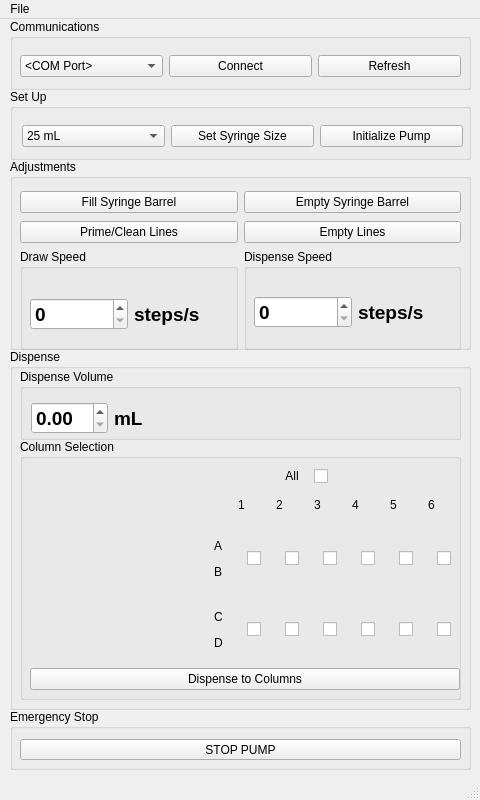
First picture: the form in Wash_GUI/mainwindow.ui, repository Wyss/automated-chromatography, before the edit.
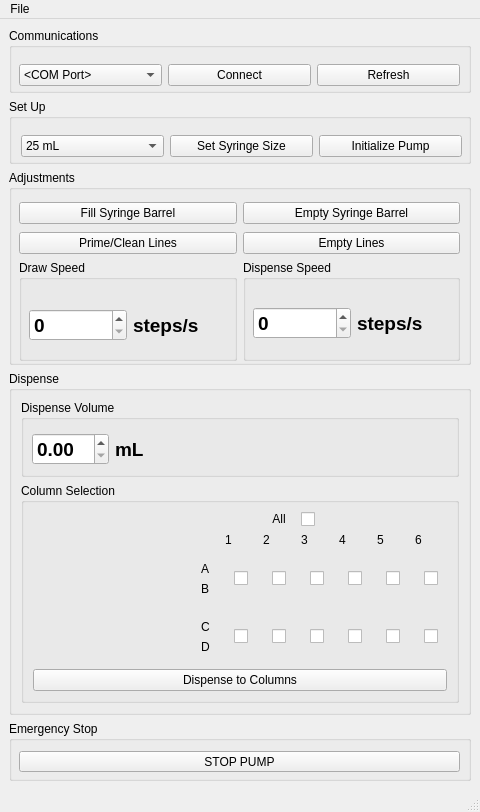
Second picture: the form after the edit. Icons and pictures are not drawn.

Commit message: wash_GUI: resize GUI with window resize

Diff of the .ui file:
```diff
--- a/Wash_GUI/mainwindow.ui
+++ b/Wash_GUI/mainwindow.ui
@@ -24,14 +24,26 @@
     <normaloff>../../../Desktop/unnamed.jpg</normaloff>../../../Desktop/unnamed.jpg</iconset>
   </property>
   <widget class="QWidget" name="centralwidget">
+   <layout class="QGridLayout" name="gridLayout_2">
+    <item row="0" column="0">
    <widget class="QGroupBox" name="commsBox">
-    <property name="geometry">
-     <rect>
-      <x>10</x>
-      <y>0</y>
-      <width>461</width>
-      <height>71</height>
-     </rect>
+      <property name="sizePolicy">
+       <sizepolicy hsizetype="Preferred" vsizetype="Fixed">
+        <horstretch>0</horstretch>
+        <verstretch>0</verstretch>
+       </sizepolicy>
+      </property>
+      <property name="minimumSize">
+       <size>
+        <width>0</width>
+        <height>65</height>
+       </size>
+      </property>
+      <property name="maximumSize">
+       <size>
+        <width>16777215</width>
+        <height>65</height>
+       </size>
     </property>
     <property name="title">
      <string>Communications</string>
@@ -75,14 +87,26 @@
      </layout>
     </widget>
    </widget>
+    </item>
+    <item row="1" column="0">
    <widget class="QGroupBox" name="setUpBox">
-    <property name="geometry">
-     <rect>
-      <x>10</x>
-      <y>70</y>
-      <width>461</width>
-      <height>71</height>
-     </rect>
+      <property name="sizePolicy">
+       <sizepolicy hsizetype="Preferred" vsizetype="Fixed">
+        <horstretch>0</horstretch>
+        <verstretch>0</verstretch>
+       </sizepolicy>
+      </property>
+      <property name="minimumSize">
+       <size>
+        <width>0</width>
+        <height>65</height>
+       </size>
+      </property>
+      <property name="maximumSize">
+       <size>
+        <width>16777215</width>
+        <height>65</height>
+       </size>
     </property>
     <property name="title">
      <string>Set Up</string>
@@ -164,56 +188,289 @@
      </layout>
     </widget>
    </widget>
-   <widget class="QGroupBox" name="emergencyStopBox">
+    </item>
+    <item row="2" column="0">
+     <widget class="QGroupBox" name="adjustmentBox">
+      <property name="sizePolicy">
+       <sizepolicy hsizetype="Preferred" vsizetype="Fixed">
+        <horstretch>0</horstretch>
+        <verstretch>0</verstretch>
+       </sizepolicy>
+      </property>
+      <property name="minimumSize">
+       <size>
+        <width>0</width>
+        <height>195</height>
+       </size>
+      </property>
+      <property name="maximumSize">
+       <size>
+        <width>16777215</width>
+        <height>195</height>
+       </size>
+      </property>
+      <property name="title">
+       <string>Adjustments</string>
+      </property>
+      <widget class="QWidget" name="layoutWidget">
     <property name="geometry">
      <rect>
       <x>10</x>
-      <y>690</y>
-      <width>461</width>
+         <y>90</y>
+         <width>441</width>
+         <height>101</height>
+        </rect>
+       </property>
+       <layout class="QHBoxLayout" name="horizontalLayout_5">
+        <item>
+         <widget class="QGroupBox" name="speedGroupBox">
+          <property name="title">
+           <string>Draw Speed</string>
+          </property>
+          <widget class="QWidget" name="layoutWidget">
+           <property name="geometry">
+            <rect>
+             <x>10</x>
+             <y>35</y>
+             <width>201</width>
       <height>61</height>
      </rect>
     </property>
+           <layout class="QVBoxLayout" name="verticalLayout_5">
+            <item>
+             <layout class="QHBoxLayout" name="horizontalLayout_6">
+              <item>
+               <widget class="QDoubleSpinBox" name="drawSpeedSpinBox">
+                <property name="font">
+                 <font>
+                  <pointsize>14</pointsize>
+                  <bold>true</bold>
+                 </font>
+                </property>
+                <property name="decimals">
+                 <number>0</number>
+                </property>
+                <property name="singleStep">
+                 <double>100.000000000000000</double>
+                </property>
+               </widget>
+              </item>
+              <item>
+               <widget class="QLabel" name="drawSpeedUnits">
+                <property name="font">
+                 <font>
+                  <pointsize>14</pointsize>
+                  <bold>true</bold>
+                 </font>
+                </property>
+                <property name="text">
+                 <string>steps/s</string>
+                </property>
+               </widget>
+              </item>
+             </layout>
+            </item>
+           </layout>
+          </widget>
+         </widget>
+        </item>
+        <item>
+         <widget class="QGroupBox" name="groupBox">
     <property name="title">
-     <string>Emergency Stop</string>
-    </property>
-    <widget class="QPushButton" name="stopButton">
+           <string>Dispense Speed</string>
+          </property>
+          <widget class="QWidget" name="layoutWidget">
+           <property name="geometry">
+            <rect>
+             <x>10</x>
+             <y>33</y>
+             <width>201</width>
+             <height>61</height>
+            </rect>
+           </property>
+           <layout class="QVBoxLayout" name="verticalLayout_6">
+            <item>
+             <layout class="QHBoxLayout" name="horizontalLayout_7">
+              <item>
+               <widget class="QDoubleSpinBox" name="dispenseSpeedSpinBox">
+                <property name="font">
+                 <font>
+                  <pointsize>14</pointsize>
+                  <bold>true</bold>
+                 </font>
+                </property>
+                <property name="decimals">
+                 <number>0</number>
+                </property>
+                <property name="singleStep">
+                 <double>100.000000000000000</double>
+                </property>
+               </widget>
+              </item>
+              <item>
+               <widget class="QLabel" name="dispenseSpeedUnits">
+                <property name="font">
+                 <font>
+                  <pointsize>14</pointsize>
+                  <bold>true</bold>
+                 </font>
+                </property>
+                <property name="text">
+                 <string>steps/s</string>
+                </property>
+               </widget>
+              </item>
+             </layout>
+            </item>
+           </layout>
+          </widget>
+         </widget>
+        </item>
+       </layout>
+      </widget>
+      <widget class="QWidget" name="layoutWidget">
      <property name="geometry">
       <rect>
        <x>10</x>
        <y>30</y>
        <width>441</width>
-       <height>21</height>
-      </rect>
-     </property>
+         <height>58</height>
+        </rect>
+       </property>
+       <layout class="QHBoxLayout" name="horizontalLayout_8">
+        <item>
+         <layout class="QVBoxLayout" name="verticalLayout_7">
+          <item>
+           <widget class="QPushButton" name="fillButton">
      <property name="toolTip">
       <string>Interrupt pump and stop all actions.</string>
      </property>
      <property name="text">
-      <string>STOP PUMP</string>
-     </property>
-    </widget>
-   </widget>
+             <string>Fill Syringe Barrel</string>
+            </property>
+           </widget>
+          </item>
+          <item>
+           <widget class="QPushButton" name="primeButton">
+            <property name="toolTip">
+             <string>1. Draw partly from reservoir.
+2. Dispense back to reservoir (remove any air).
+3. Draw fully from reservoir.
+4. Dispense to each column line equally.</string>
+            </property>
+            <property name="text">
+             <string>Prime/Clean Lines</string>
+            </property>
+           </widget>
+          </item>
+         </layout>
+        </item>
+        <item>
+         <layout class="QVBoxLayout" name="verticalLayout">
+          <item>
+           <widget class="QPushButton" name="emptyButton">
+            <property name="toolTip">
+             <string>Dispense syringe barrel to reservoir</string>
+            </property>
+            <property name="text">
+             <string>Empty Syringe Barrel</string>
+            </property>
+           </widget>
+          </item>
+          <item>
+           <widget class="QPushButton" name="emptyLinesButton">
+            <property name="toolTip">
+             <string>Draw from each column line, dispense to reservoir.</string>
+            </property>
+            <property name="text">
+             <string>Empty Lines</string>
+            </property>
+           </widget>
+          </item>
+         </layout>
+        </item>
+       </layout>
+      </widget>
+     </widget>
+    </item>
+    <item row="3" column="0">
    <widget class="QGroupBox" name="dispenseBox">
-    <property name="geometry">
-     <rect>
-      <x>10</x>
-      <y>330</y>
-      <width>461</width>
-      <height>361</height>
-     </rect>
-    </property>
     <property name="title">
      <string>Dispense</string>
     </property>
+      <layout class="QGridLayout" name="gridLayout_3">
+       <item row="0" column="0">
+        <widget class="QGroupBox" name="dispenseVolumeBox">
+         <property name="sizePolicy">
+          <sizepolicy hsizetype="Preferred" vsizetype="Fixed">
+           <horstretch>0</horstretch>
+           <verstretch>0</verstretch>
+          </sizepolicy>
+         </property>
+         <property name="minimumSize">
+          <size>
+           <width>0</width>
+           <height>77</height>
+          </size>
+         </property>
+         <property name="title">
+          <string>Dispense Volume</string>
+         </property>
+         <widget class="QWidget" name="layoutWidget">
+          <property name="geometry">
+           <rect>
+            <x>11</x>
+            <y>31</y>
+            <width>421</width>
+            <height>37</height>
+           </rect>
+          </property>
+          <layout class="QHBoxLayout" name="horizontalLayout_4">
+           <item>
+            <widget class="QDoubleSpinBox" name="dispenseSpinBox">
+             <property name="font">
+              <font>
+               <pointsize>14</pointsize>
+               <bold>true</bold>
+              </font>
+             </property>
+             <property name="decimals">
+              <number>2</number>
+             </property>
+             <property name="singleStep">
+              <double>0.100000000000000</double>
+             </property>
+            </widget>
+           </item>
+           <item>
+            <widget class="QLabel" name="dispenseUnits">
+             <property name="font">
+              <font>
+               <pointsize>14</pointsize>
+               <bold>true</bold>
+              </font>
+             </property>
+             <property name="text">
+              <string>mL</string>
+             </property>
+            </widget>
+           </item>
+           <item>
+            <widget class="QLabel" name="volRangeLabel">
+             <property name="sizePolicy">
+              <sizepolicy hsizetype="Expanding" vsizetype="Preferred">
+               <horstretch>0</horstretch>
+               <verstretch>0</verstretch>
+              </sizepolicy>
+             </property>
+            </widget>
+           </item>
+          </layout>
+         </widget>
+        </widget>
+       </item>
+       <item row="1" column="0">
     <widget class="QGroupBox" name="columnSelectBox">
-     <property name="geometry">
-      <rect>
-       <x>10</x>
-       <y>90</y>
-       <width>441</width>
-       <height>261</height>
-      </rect>
-     </property>
      <property name="font">
       <font>
        <bold>false</bold>
@@ -222,15 +479,8 @@
      <property name="title">
       <string>Column Selection</string>
      </property>
-     <widget class="QWidget" name="layoutWidget">
-      <property name="geometry">
-       <rect>
-        <x>10</x>
-        <y>30</y>
-        <width>430</width>
-        <height>221</height>
-       </rect>
-      </property>
+         <layout class="QGridLayout" name="gridLayout_4">
+          <item row="0" column="0">
       <layout class="QVBoxLayout" name="verticalLayout_4">
        <item>
         <layout class="QGridLayout" name="gridLayout">
@@ -777,265 +1027,55 @@
         </widget>
        </item>
       </layout>
-     </widget>
-    </widget>
-    <widget class="QGroupBox" name="dispenseVolumeBox">
-     <property name="geometry">
-      <rect>
-       <x>10</x>
-       <y>20</y>
-       <width>441</width>
-       <height>71</height>
-      </rect>
-     </property>
-     <property name="title">
-      <string>Dispense Volume</string>
-     </property>
-     <widget class="QWidget" name="layoutWidget">
-      <property name="geometry">
-       <rect>
-        <x>11</x>
-        <y>31</y>
-        <width>421</width>
-        <height>37</height>
-       </rect>
-      </property>
-      <layout class="QHBoxLayout" name="horizontalLayout_4">
-       <item>
-        <widget class="QDoubleSpinBox" name="dispenseSpinBox">
-         <property name="font">
-          <font>
-           <pointsize>14</pointsize>
-           <bold>true</bold>
-          </font>
-         </property>
-         <property name="decimals">
-          <number>2</number>
-         </property>
-         <property name="singleStep">
-          <double>0.100000000000000</double>
-         </property>
-        </widget>
+          </item>
+         </layout>
+        </widget>
        </item>
-       <item>
-        <widget class="QLabel" name="dispenseUnits">
-         <property name="font">
-          <font>
-           <pointsize>14</pointsize>
-           <bold>true</bold>
-          </font>
-         </property>
-         <property name="text">
-          <string>mL</string>
-         </property>
-        </widget>
-       </item>
-       <item>
-        <widget class="QLabel" name="volRangeLabel">
+      </layout>
+     </widget>
+    </item>
+    <item row="4" column="0">
+     <widget class="QGroupBox" name="emergencyStopBox">
          <property name="sizePolicy">
-          <sizepolicy hsizetype="Expanding" vsizetype="Preferred">
+       <sizepolicy hsizetype="Preferred" vsizetype="Fixed">
            <horstretch>0</horstretch>
            <verstretch>0</verstretch>
           </sizepolicy>
          </property>
-        </widget>
-       </item>
-      </layout>
-     </widget>
-    </widget>
-   </widget>
-   <widget class="QGroupBox" name="adjustmentBox">
-    <property name="geometry">
-     <rect>
-      <x>10</x>
-      <y>140</y>
-      <width>461</width>
-      <height>191</height>
-     </rect>
-    </property>
-    <property name="title">
-     <string>Adjustments</string>
-    </property>
-    <widget class="QWidget" name="layoutWidget">
-     <property name="geometry">
-      <rect>
-       <x>10</x>
-       <y>90</y>
-       <width>441</width>
-       <height>101</height>
-      </rect>
-     </property>
-     <layout class="QHBoxLayout" name="horizontalLayout_5">
-      <item>
-       <widget class="QGroupBox" name="speedGroupBox">
+      <property name="minimumSize">
+       <size>
+        <width>0</width>
+        <height>60</height>
+       </size>
+      </property>
+      <property name="maximumSize">
+       <size>
+        <width>16777215</width>
+        <height>60</height>
+       </size>
+      </property>
         <property name="title">
-         <string>Draw Speed</string>
-        </property>
-        <widget class="QWidget" name="layoutWidget">
-         <property name="geometry">
-          <rect>
-           <x>10</x>
-           <y>35</y>
-           <width>201</width>
-           <height>61</height>
-          </rect>
-         </property>
-         <layout class="QVBoxLayout" name="verticalLayout_5">
-          <item>
-           <layout class="QHBoxLayout" name="horizontalLayout_6">
-            <item>
-             <widget class="QDoubleSpinBox" name="drawSpeedSpinBox">
-              <property name="font">
-               <font>
-                <pointsize>14</pointsize>
-                <bold>true</bold>
-               </font>
-              </property>
-              <property name="decimals">
-               <number>0</number>
-              </property>
-              <property name="singleStep">
-               <double>100.000000000000000</double>
-              </property>
-             </widget>
-            </item>
-            <item>
-             <widget class="QLabel" name="drawSpeedUnits">
-              <property name="font">
-               <font>
-                <pointsize>14</pointsize>
-                <bold>true</bold>
-               </font>
-              </property>
-              <property name="text">
-               <string>steps/s</string>
-              </property>
-             </widget>
-            </item>
-           </layout>
-          </item>
-         </layout>
-        </widget>
-       </widget>
-      </item>
-      <item>
-       <widget class="QGroupBox" name="groupBox">
-        <property name="title">
-         <string>Dispense Speed</string>
-        </property>
-        <widget class="QWidget" name="layoutWidget">
-         <property name="geometry">
-          <rect>
-           <x>10</x>
-           <y>33</y>
-           <width>201</width>
-           <height>61</height>
-          </rect>
-         </property>
-         <layout class="QVBoxLayout" name="verticalLayout_6">
-          <item>
-           <layout class="QHBoxLayout" name="horizontalLayout_7">
-            <item>
-             <widget class="QDoubleSpinBox" name="dispenseSpeedSpinBox">
-              <property name="font">
-               <font>
-                <pointsize>14</pointsize>
-                <bold>true</bold>
-               </font>
-              </property>
-              <property name="decimals">
-               <number>0</number>
-              </property>
-              <property name="singleStep">
-               <double>100.000000000000000</double>
-              </property>
-             </widget>
-            </item>
-            <item>
-             <widget class="QLabel" name="dispenseSpeedUnits">
-              <property name="font">
-               <font>
-                <pointsize>14</pointsize>
-                <bold>true</bold>
-               </font>
-              </property>
-              <property name="text">
-               <string>steps/s</string>
-              </property>
-             </widget>
-            </item>
-           </layout>
-          </item>
-         </layout>
-        </widget>
-       </widget>
-      </item>
-     </layout>
-    </widget>
-    <widget class="QWidget" name="layoutWidget">
+       <string>Emergency Stop</string>
+      </property>
+      <widget class="QPushButton" name="stopButton">
      <property name="geometry">
       <rect>
        <x>10</x>
        <y>30</y>
        <width>441</width>
-       <height>58</height>
-      </rect>
-     </property>
-     <layout class="QHBoxLayout" name="horizontalLayout_8">
-      <item>
-       <layout class="QVBoxLayout" name="verticalLayout_7">
-        <item>
-         <widget class="QPushButton" name="fillButton">
+         <height>21</height>
+        </rect>
+       </property>
           <property name="toolTip">
            <string>Fully draw syringe, from reservoir</string>
           </property>
           <property name="text">
-           <string>Fill Syringe Barrel</string>
-          </property>
-         </widget>
-        </item>
-        <item>
-         <widget class="QPushButton" name="primeButton">
-          <property name="toolTip">
-           <string>1. Draw partly from reservoir.
-2. Dispense back to reservoir (remove any air).
-3. Draw fully from reservoir.
-4. Dispense to each column line equally.</string>
-          </property>
-          <property name="text">
-           <string>Prime/Clean Lines</string>
-          </property>
+        <string>STOP PUMP</string>
+       </property>
+      </widget>
          </widget>
         </item>
        </layout>
-      </item>
-      <item>
-       <layout class="QVBoxLayout" name="verticalLayout">
-        <item>
-         <widget class="QPushButton" name="emptyButton">
-          <property name="toolTip">
-           <string>Dispense syringe barrel to reservoir</string>
-          </property>
-          <property name="text">
-           <string>Empty Syringe Barrel</string>
-          </property>
-         </widget>
-        </item>
-        <item>
-         <widget class="QPushButton" name="emptyLinesButton">
-          <property name="toolTip">
-           <string>Draw from each column line, dispense to reservoir.</string>
-          </property>
-          <property name="text">
-           <string>Empty Lines</string>
-          </property>
-         </widget>
-        </item>
-       </layout>
-      </item>
-     </layout>
-    </widget>
-   </widget>
   </widget>
   <widget class="QMenuBar" name="menubar">
    <property name="geometry">
```
Left out of the diff: 6 changed lines with no effect on the pictures. Lines whose indentation alone changed are shown as unchanged. The commit also changes 1 other file.
